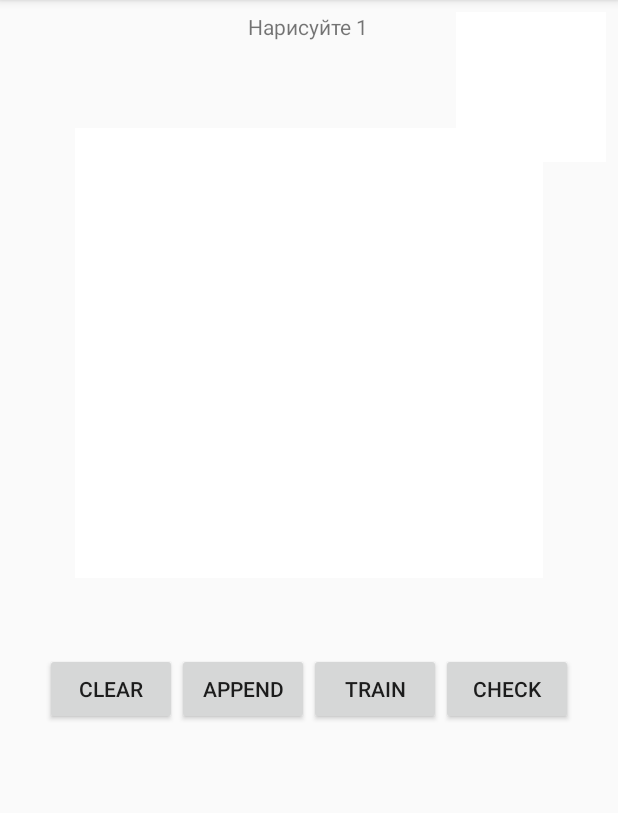
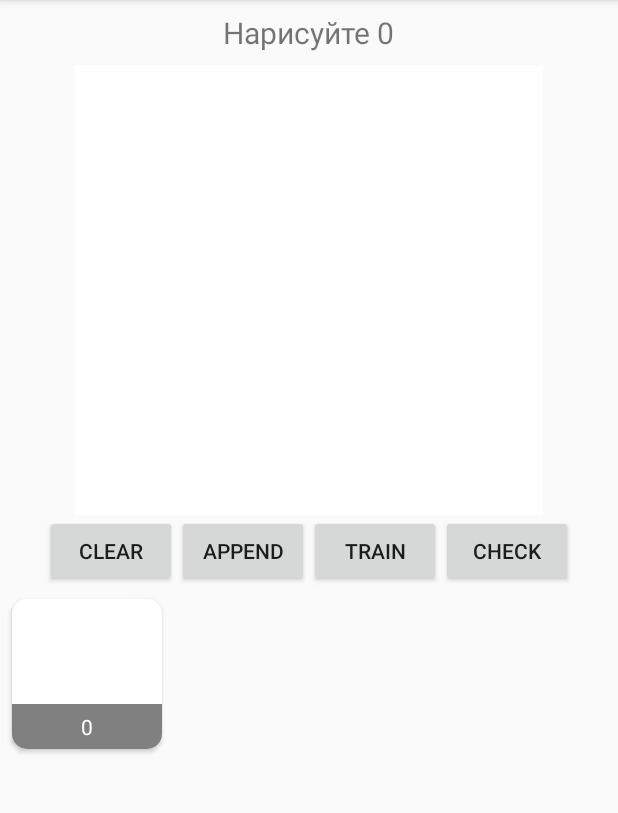
Before and after one commit to lichtstrahl/Neuro, an Android app: the screen it shows after launch (MainActivity), after a tap on "APPEND", on a phone screen of 412 x 824 dp, the part 84-897 px from its top. Run offline under Robolectric (Android 15) with nearby library versions, the phone set to English and light mode, and no system bars; our stand-ins replace ButterKnife, RxJava; 2 other taps on this screen came first.

Commit message:
Сделан список цифр

```diff
--- a/app/build.gradle
+++ b/app/build.gradle
@@ -29,8 +29,7 @@ ext {
 
 dependencies {
     implementation fileTree(include: ['*.jar'], dir: 'libs')
-    implementation 'androidx.appcompat:appcompat:1.0.0-beta01'
-    implementation 'androidx.constraintlayout:constraintlayout:1.1.2'
+    implementation 'androidx.appcompat:appcompat:1.0.0'
     testImplementation 'junit:junit:4.12'
     androidTestImplementation 'androidx.test:runner:1.1.0-alpha4'
     androidTestImplementation 'androidx.test.espresso:espresso-core:3.1.0-alpha4'
@@ -39,9 +38,19 @@ dependencies {
     implementation "com.jakewharton:butterknife:$butterKnifeVersion"
     annotationProcessor "com.jakewharton:butterknife-compiler:$butterKnifeVersion"
 
-
+    // RxJava
     implementation 'io.reactivex.rxjava2:rxandroid:2.1.1'
     implementation 'io.reactivex.rxjava2:rxjava:2.2.8'
+
+    // CardView
+    implementation "androidx.cardview:cardview:1.0.0"
+
+    // RecyclerView
+    implementation "androidx.recyclerview:recyclerview:1.0.0"
+
+    // Glide
+    implementation 'com.github.bumptech.glide:glide:4.9.0'
+    annotationProcessor 'com.github.bumptech.glide:compiler:4.9.0'
 
     // Neuronet
     implementation project(':neuronet')
--- /dev/null
+++ b/app/src/main/java/root/iv/neuro/ui/adapter/NumberAdapter.java
@@ -0,0 +1,82 @@
+package root.iv.neuro.ui.adapter;
+
+import android.graphics.Bitmap;
+import android.view.LayoutInflater;
+import android.view.View;
+import android.view.ViewGroup;
+import android.widget.ImageView;
+import android.widget.TextView;
+
+import java.util.LinkedList;
+import java.util.List;
+
+import androidx.annotation.NonNull;
+import androidx.recyclerview.widget.RecyclerView;
+import root.iv.neuro.R;
+import root.iv.neuronet.Number;
+
+public class NumberAdapter extends RecyclerView.Adapter<NumberAdapter.ViewHolder> {
+    private LayoutInflater inflater;
+    private List<Number> numberList;
+    private List<Bitmap> bitmapList;
+
+    public NumberAdapter(LayoutInflater inflater) {
+        this.inflater = inflater;
+        this.bitmapList = new LinkedList<>();
+        this.numberList = new LinkedList<>();
+    }
+
+    @NonNull
+    @Override
+    public ViewHolder onCreateViewHolder(@NonNull ViewGroup parent, int viewType) {
+        return new ViewHolder(inflater.inflate(R.layout.item_number, parent, false));
+    }
+
+    @Override
+    public void onBindViewHolder(@NonNull ViewHolder holder, int position) {
+        holder.bind(position);
+    }
+
+    @Override
+    public int getItemCount() {
+        return numberList.size();
+    }
+
+    public void append(Number number, Bitmap bitmap) {
+        int count = numberList.size();
+        numberList.add(number);
+        bitmapList.add(bitmap);
+        notifyItemInserted(count);
+    }
+
+    public int getValue(int index) {
+        return numberList.get(index).getValue();
+    }
+
+    public Number getItem(int index) {
+        return numberList.get(index);
+    }
+
+    public List<Number> getNumbers() {
+        return numberList;
+    }
+
+    class ViewHolder extends RecyclerView.ViewHolder {
+        private ImageView preview;
+        private TextView viewName;
+
+        public ViewHolder(@NonNull View itemView) {
+            super(itemView);
+
+            preview = itemView.findViewById(R.id.preview);
+            viewName = itemView.findViewById(R.id.name);
+        }
+
+        public void bind(int pos) {
+            Bitmap bitmap = bitmapList.get(pos);
+            Number number = numberList.get(pos);
+            preview.setImageBitmap(bitmap);
+            viewName.setText(String.valueOf(number.getValue()));
+        }
+    }
+}
--- a/app/src/main/java/root/iv/neuro/ui/fragment/NeuroFragment.java
+++ b/app/src/main/java/root/iv/neuro/ui/fragment/NeuroFragment.java
@@ -6,7 +6,6 @@ import android.os.Bundle;
 import android.view.LayoutInflater;
 import android.view.View;
 import android.view.ViewGroup;
-import android.widget.ImageView;
 import android.widget.ProgressBar;
 import android.widget.TextView;
 import android.widget.Toast;
@@ -16,6 +15,8 @@ import java.util.Locale;
 import androidx.annotation.NonNull;
 import androidx.annotation.Nullable;
 import androidx.fragment.app.Fragment;
+import androidx.recyclerview.widget.LinearLayoutManager;
+import androidx.recyclerview.widget.RecyclerView;
 import butterknife.BindView;
 import butterknife.ButterKnife;
 import butterknife.OnClick;
@@ -27,6 +28,7 @@ import io.reactivex.schedulers.Schedulers;
 import root.iv.neuro.R;
 import root.iv.neuro.app.App;
 import root.iv.neuro.ui.SimpleCanvas;
+import root.iv.neuro.ui.adapter.NumberAdapter;
 import root.iv.neuro.util.BitmapConverter;
 import root.iv.neuronet.Number;
 import root.iv.neuronet.Perceptron;
@@ -35,13 +37,13 @@ public class NeuroFragment extends Fragment {
     private static final int SIZE_PREVIEW = 5;
     @BindView(R.id.canvas)
     protected SimpleCanvas simpleCanvas;
-    @BindView(R.id.preview)
-    protected ImageView imagePreview;
     @BindView(R.id.viewCurrentPattern)
     protected TextView viewCurrentPattern;
     @BindView(R.id.progress)
     protected ProgressBar progressBar;
-    private Number[] pattern;
+    @BindView(R.id.listNumbers)
+    RecyclerView listNumbers;
+    private NumberAdapter numberAdapter;
     private int currentPattern = -1;
     private Perceptron perceptron = new Perceptron(SIZE_PREVIEW*SIZE_PREVIEW);
     private CompositeDisposable disposable;
@@ -52,15 +54,13 @@ public class NeuroFragment extends Fragment {
         View view = inflater.inflate(R.layout.fragment_neuronet, container, false);
         ButterKnife.bind(this, view);
 
-        imagePreview.setOnClickListener(v -> {
-            Bitmap scaled = getPreview();
-            imagePreview.setImageBitmap(scaled);
-            Toast.makeText(this.getContext(), String.format(Locale.ENGLISH, "%d %d", scaled.getWidth(), scaled.getHeight()), Toast.LENGTH_SHORT).show();
-        });
+        disposable = new CompositeDisposable();
 
-        pattern = new Number[2];
+        numberAdapter = new NumberAdapter(getLayoutInflater());
+        listNumbers.setAdapter(numberAdapter);
+        listNumbers.setLayoutManager(new LinearLayoutManager(this.getContext(), RecyclerView.HORIZONTAL, false));
         updateCurrentPattern();
-        disposable = new CompositeDisposable();
+
         return view;
     }
 
@@ -80,9 +80,8 @@ public class NeuroFragment extends Fragment {
     @OnClick(R.id.buttonAddPattern)
     public void clickAppendPattern() {
         Bitmap scaled = getPreview();
-        pattern[currentPattern] = BitmapConverter.createNumber(scaled, currentPattern);
+        numberAdapter.append(BitmapConverter.createNumber(scaled, currentPattern), scaled);
         updateCurrentPattern();
-        imagePreview.setImageBitmap(scaled);
         Toast.makeText(this.getContext(), "Шаблонов: " + currentPattern, Toast.LENGTH_SHORT).show();
     }
 
@@ -90,15 +89,16 @@ public class NeuroFragment extends Fragment {
     public void clickTrain() {
         // Запуск обучения
         progressBar.setVisibility(View.VISIBLE);
+        final Number target = numberAdapter.getItem(0);
         Disposable d = Completable.fromCallable(() -> {
-            perceptron.traning5(pattern, pattern[0], 10000);
+            perceptron.traning5(numberAdapter.getNumbers().toArray(new Number[0]), target, 10000);
             return true;
         })
                 .subscribeOn(Schedulers.io())
                 .observeOn(AndroidSchedulers.mainThread())
                 .subscribe(
                         () -> {
-                            Toast.makeText(this.getContext(), "Обучение " + pattern[0].getValue() + " Закончено", Toast.LENGTH_SHORT).show() ;
+                            Toast.makeText(this.getContext(), "Обучение " + target.getValue() + " Закончено", Toast.LENGTH_SHORT).show() ;
                             progressBar.setVisibility(View.GONE);
                         },
                         (error) -> App.logE(error.getMessage())
@@ -122,7 +122,7 @@ public class NeuroFragment extends Fragment {
     }
 
     private void updateCurrentPattern() {
-        if (++currentPattern == pattern.length) {
+        if (++currentPattern == numberAdapter.getItemCount()) {
             currentPattern = 0;
         }
 
--- a/app/src/main/res/layout/fragment_neuronet.xml
+++ b/app/src/main/res/layout/fragment_neuronet.xml
@@ -1,38 +1,34 @@
 <?xml version="1.0" encoding="utf-8"?>
-<RelativeLayout
+<RelativeLayout android:layout_width="match_parent"
+    android:layout_height="wrap_content"
     xmlns:android="http://schemas.android.com/apk/res/android"
-    android:layout_width="match_parent"
-    android:layout_height="match_parent">
+    xmlns:app="http://schemas.android.com/apk/res-auto">
 
         <TextView
             android:id="@+id/viewCurrentPattern"
             android:layout_width="wrap_content"
             android:layout_height="wrap_content"
             android:layout_centerHorizontal="true"
-        android:layout_margin="@dimen/stdMargin"/>
+            android:layout_margin="@dimen/stdMargin"
+            android:textSize="20sp"/>
 
         <root.iv.neuro.ui.SimpleCanvas
             android:id="@+id/canvas"
             android:layout_width="match_parent"
             android:layout_height="@dimen/height_canvas"
-        android:layout_margin="50dp"
+            android:layout_marginStart="50dp"
+            android:layout_marginEnd="50dp"
             android:layout_below="@id/viewCurrentPattern"/>
-
-    <ImageView
-        android:id="@+id/preview"
-        android:layout_width="@dimen/size_preview"
-        android:layout_height="@dimen/size_preview"
-        android:layout_alignParentEnd="true"
-        android:layout_margin="@dimen/stdMargin"
-        android:scaleType="centerCrop"/>
 
         <ProgressBar
             android:id="@+id/progress"
             android:layout_width="@dimen/size_progress"
             android:layout_height="@dimen/size_progress"
             android:layout_margin="@dimen/stdMargin"
-        android:layout_below="@id/blockButton"
-        android:layout_centerHorizontal="true"
+            android:layout_alignTop="@id/canvas"
+            android:layout_alignEnd="@id/canvas"
+            android:layout_alignStart="@id/canvas"
+            android:layout_alignBottom="@id/canvas"
             android:visibility="gone"
             />
 
@@ -71,6 +67,16 @@
 
         </LinearLayout>
 
+        <androidx.recyclerview.widget.RecyclerView
+            android:id="@+id/listNumbers"
+            xmlns:tools="http://schemas.android.com/tools"
+            android:layout_width="match_parent"
+            android:layout_height="wrap_content"
+            android:layout_below="@id/blockButton"
+            android:orientation="horizontal"
+            app:layoutManager="androidx.recyclerview.widget.LinearLayoutManager"
+            tools:listitem="@layout/item_number">
 
+        </androidx.recyclerview.widget.RecyclerView>
 
 </RelativeLayout>
--- /dev/null
+++ b/app/src/main/res/layout/item_number.xml
@@ -0,0 +1,38 @@
+<?xml version="1.0" encoding="utf-8"?>
+<androidx.cardview.widget.CardView
+    xmlns:android="http://schemas.android.com/apk/res/android"
+    xmlns:tools="http://schemas.android.com/tools"
+    android:layout_width="@dimen/size_card"
+    android:layout_height="@dimen/size_card"
+    xmlns:app="http://schemas.android.com/apk/res-auto"
+    app:cardCornerRadius="10dp"
+    android:layout_margin="@dimen/stdMargin"
+    tools:backgroundTint="@color/colorPrimary">
+
+    <ImageView
+        android:id="@+id/preview"
+        android:layout_width="match_parent"
+        android:layout_height="match_parent" />
+
+    <FrameLayout
+        android:layout_width="match_parent"
+        android:layout_height="@dimen/height_shadow"
+        android:layout_gravity="bottom">
+        <View
+            android:layout_width="match_parent"
+            android:layout_height="match_parent"
+            android:background="@android:color/black"
+            android:alpha="@dimen/shadow"/>
+        <TextView
+            android:id="@+id/name"
+            android:layout_width="match_parent"
+            android:layout_height="wrap_content"
+            android:textColor="@android:color/white"
+            android:layout_gravity="center"
+            android:textAlignment="center"
+            tools:text="0"/>
+    </FrameLayout>
+
+
+
+</androidx.cardview.widget.CardView>
--- a/app/src/main/res/values/dimens.xml
+++ b/app/src/main/res/values/dimens.xml
@@ -4,4 +4,8 @@
     <dimen name="size_preview">100dp</dimen>
     <dimen name="stdMargin">8dp</dimen>
     <dimen name="size_progress">48dp</dimen>
+    <dimen name="size_card">100dp</dimen>
+    <dimen name="height_list">92dp</dimen>
+    <dimen name="height_shadow">30dp</dimen>
+    <item name="shadow" type="dimen" format="float">0.5</item>
 </resources>
```
Lines whose indentation alone changed are shown as unchanged.
